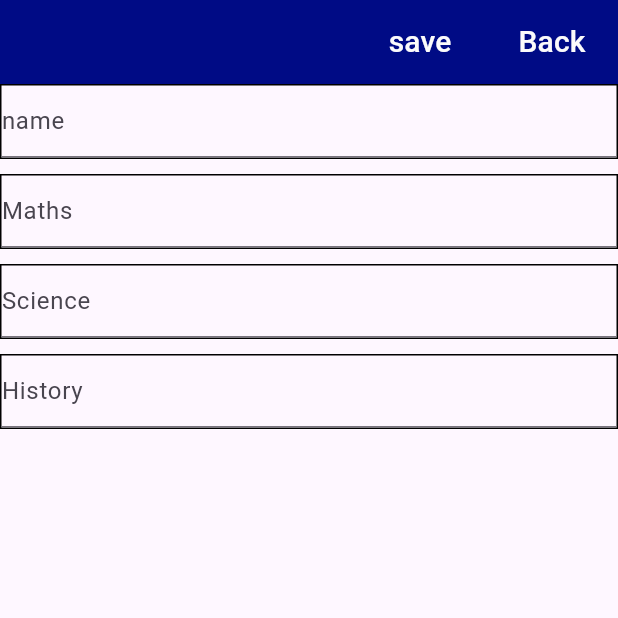
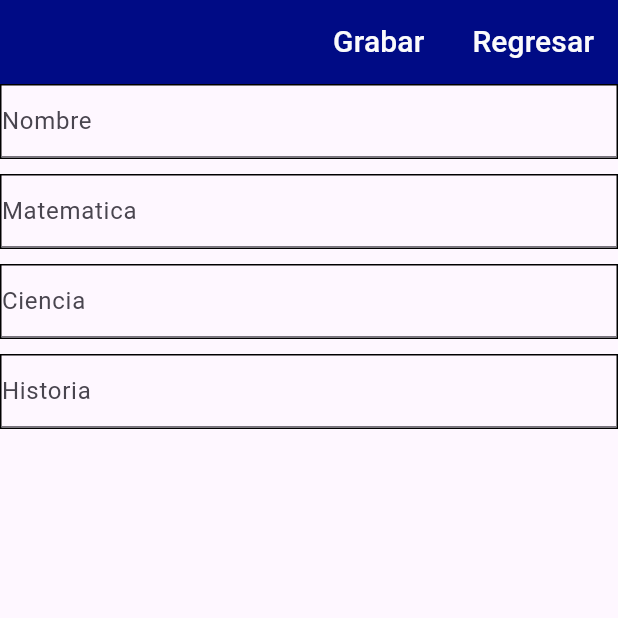
Before and after one commit to Luchks/appjonathan, a Flutter app: the screen it shows after launch, after a tap on the "add" icon, on a phone screen of 412 x 824 dp, the top half of it. Run offline on Flutter 3.47's test engine with Material 3 defaults, Android fonts, the light colour scheme and no system bars; our stand-ins replace cloud_firestore, firebase_core, pdf, printing; accounts and stored records are empty.

Commit message:
commite number automathic

```diff
--- a/lib/addnote.dart
+++ b/lib/addnote.dart
@@ -20,7 +20,7 @@ class addnote extends StatelessWidget {
 
 
 
-  CollectionReference ref = FirebaseFirestore.instance.collection('report');
+  CollectionReference ref = FirebaseFirestore.instance.collection('reporte');
 
 
 
@@ -42,13 +42,13 @@ class addnote extends StatelessWidget {
 
               ref.add({
 
-                'name': name.text,
+                'Nombre': name.text,
 
-                'Maths': subject1.text,
+                'Matematica': subject1.text,
 
-                'Science': subject2.text,
+                'Ciencia': subject2.text,
 
-                'History': subject3.text
+                'Historia': subject3.text
 
               }).whenComplete(() {
 
@@ -62,7 +62,7 @@ class addnote extends StatelessWidget {
 
             child: Text(
 
-              "save",
+              "Grabar",
 
               style: TextStyle(
 
@@ -88,7 +88,7 @@ class addnote extends StatelessWidget {
 
             child: Text(
 
-              "Back",
+              "Regresar",
 
               style: TextStyle(
 
@@ -122,7 +122,7 @@ class addnote extends StatelessWidget {
 
                 decoration: InputDecoration(
 
-                  hintText: 'name',
+                  hintText: 'Nombre',
 
                 ),
 
@@ -150,7 +150,7 @@ class addnote extends StatelessWidget {
 
                 decoration: InputDecoration(
 
-                  hintText: 'Maths',
+                  hintText: 'Matematica',
 
                 ),
 
@@ -178,7 +178,7 @@ class addnote extends StatelessWidget {
 
                 decoration: InputDecoration(
 
-                  hintText: 'Science',
+                  hintText: 'Ciencia',
 
                 ),
 
@@ -206,7 +206,7 @@ class addnote extends StatelessWidget {
 
                 decoration: InputDecoration(
 
-                  hintText: 'History',
+                  hintText: 'Historia',
 
                 ),
 
--- a/lib/editnote.dart
+++ b/lib/editnote.dart
@@ -46,13 +46,13 @@ class _editnoteState extends State<editnote> {
 
   void initState() {
 
-    name = TextEditingController(text: widget.docid.get('name'));
+    name = TextEditingController(text: widget.docid.get('Nombre'));
 
-    subject1 = TextEditingController(text: widget.docid.get('Maths'));
+    subject1 = TextEditingController(text: widget.docid.get('Matematica'));
 
-    subject2 = TextEditingController(text: widget.docid.get('Science'));
+    subject2 = TextEditingController(text: widget.docid.get('Ciencia'));
 
-    subject3 = TextEditingController(text: widget.docid.get('History'));
+    subject3 = TextEditingController(text: widget.docid.get('Historia'));
 
 
 
@@ -86,7 +86,7 @@ class _editnoteState extends State<editnote> {
 
             child: Text(
 
-              "Back",
+              "Regresar",
 
               style: TextStyle(
 
@@ -106,13 +106,13 @@ class _editnoteState extends State<editnote> {
 
               widget.docid.reference.update({
 
-                'name': name.text,
+                'Nombre': name.text,
 
-                'Maths': subject1.text,
+                'Matematica': subject1.text,
 
-                'Science': subject2.text,
+                'Ciencia': subject2.text,
 
-                'History': subject3.text
+                'Historia': subject3.text
 
               }).whenComplete(() {
 
@@ -126,7 +126,7 @@ class _editnoteState extends State<editnote> {
 
             child: Text(
 
-              "save",
+              "Grabar",
 
               style: TextStyle(
 
@@ -156,7 +156,7 @@ class _editnoteState extends State<editnote> {
 
             child: Text(
 
-              "delete",
+              "Eliminar",
 
               style: TextStyle(
 
@@ -322,7 +322,7 @@ class _editnoteState extends State<editnote> {
 
                 child: Text(
 
-                  "Make Report",
+                  "Generar Reporte",
 
                   style: TextStyle(
 
--- a/lib/main.dart
+++ b/lib/main.dart
@@ -42,7 +42,7 @@ class _MyAppState extends State<MyApp> {
 
     return MaterialApp(
 
-      title: "Student report",
+      title: "Reporte Jonathan",
 
       debugShowCheckedModeBanner: false,
 
@@ -71,12 +71,11 @@ class Home extends StatefulWidget {
 }
 
 
-
 class _HomeState extends State<Home> {
 
   final Stream<QuerySnapshot> _usersStream =
 
-      FirebaseFirestore.instance.collection('report').snapshots();
+      FirebaseFirestore.instance.collection('reporte').snapshots();
 
   @override
 
@@ -108,7 +107,7 @@ class _HomeState extends State<Home> {
 
         backgroundColor: Color.fromARGB(255, 0, 11, 133),
 
-        title: Text('Students'),
+        title: Text('Estudiantes'),
 
       ),
 
@@ -206,7 +205,7 @@ class _HomeState extends State<Home> {
 
                           title: Text(
 
-                            snapshot.data!.docChanges[index].doc['name'],
+                            snapshot.data!.docChanges[index].doc['Nombre'],
 
                             style: TextStyle(
 
--- a/lib/report.dart
+++ b/lib/report.dart
@@ -54,13 +54,13 @@ class _reporttState extends State<reportt> {
 
     setState(() {
 
-      name = widget.docid.get('name');
+      name = widget.docid.get('Nombre');
 
-      subject1 = widget.docid.get('Maths');
+      subject1 = widget.docid.get('Matematica');
 
-      subject2 = widget.docid.get('Science');
+      subject2 = widget.docid.get('Ciencia');
 
-      subject3 = widget.docid.get('History');
+      subject3 = widget.docid.get('Historia');
 
 
 
@@ -189,7 +189,7 @@ class _reporttState extends State<reportt> {
 
                 child: pw.Text(
 
-                  'Final Report card',
+                  'Libreta de Calificaciones',
 
                   style: pw.TextStyle(
 
@@ -217,7 +217,7 @@ class _reporttState extends State<reportt> {
 
                   pw.Text(
 
-                    'name : ',
+                    'Nombre : ',
 
                     style: pw.TextStyle(
 
@@ -251,7 +251,7 @@ class _reporttState extends State<reportt> {
 
                   pw.Text(
 
-                    'Maths : ',
+                    'Matematica: ',
 
                     style: pw.TextStyle(
 
@@ -285,7 +285,7 @@ class _reporttState extends State<reportt> {
 
                   pw.Text(
 
-                    'Science : ',
+                    'Ciencia: ',
 
                     style: pw.TextStyle(
 
@@ -319,7 +319,7 @@ class _reporttState extends State<reportt> {
 
                   pw.Text(
 
-                    'History : ',
+                    'Historia: ',
 
                     style: pw.TextStyle(
 
```
